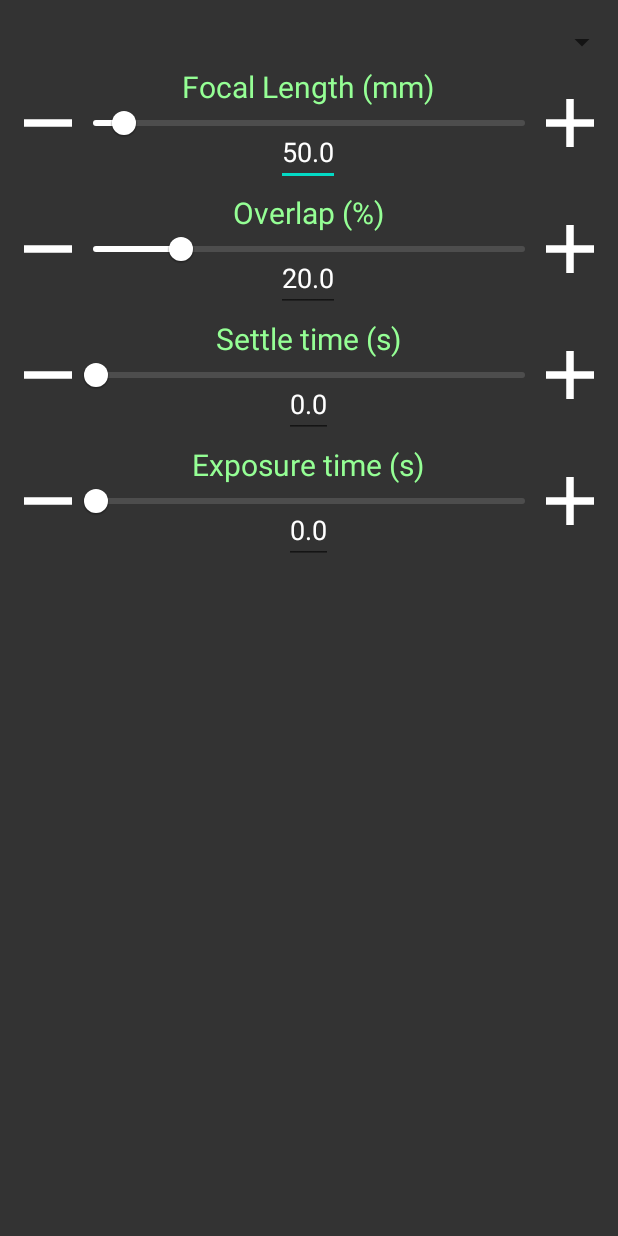
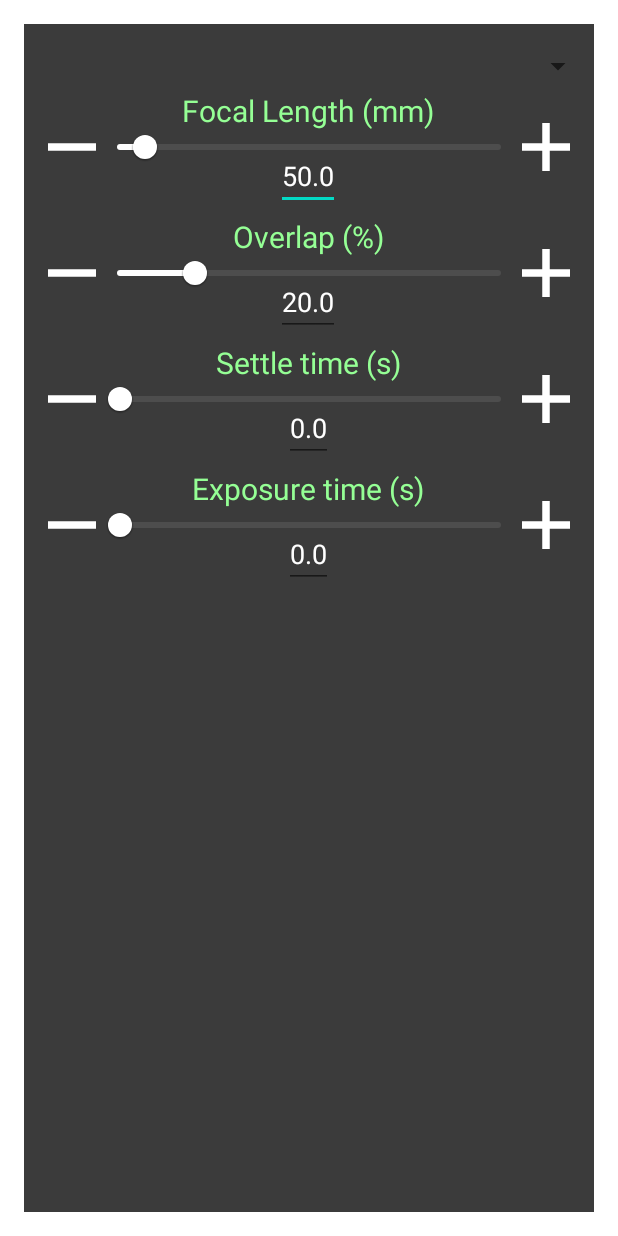
Before and after one commit to karl-johnson/panotroller, an Android app: the layout dialog_pano_settings.xml on its own in the app's theme, with its tools: preview values and no code run, on a phone screen of 412 x 824 dp. Run offline under Robolectric (Android 15) with nearby library versions, the phone set to English and light mode, and no system bars.

Commit message:
Pano settings UI decorations

```diff
--- a/android/app/src/main/res/layout/dialog_pano_settings.xml
+++ b/android/app/src/main/res/layout/dialog_pano_settings.xml
@@ -4,9 +4,10 @@
     xmlns:tools="http://schemas.android.com/tools"
     android:layout_width="match_parent"
     android:layout_height="match_parent"
-    android:background="@color/grey_bkd"
+    android:layout_margin="16dp"
+    android:background="#F4333333"
     android:orientation="vertical"
-    android:showDividers="none" >
+    android:showDividers="none">
 
 
     <LinearLayout
--- a/android/app/src/main/res/layout/slider_settings_module.xml
+++ b/android/app/src/main/res/layout/slider_settings_module.xml
@@ -4,8 +4,7 @@
     xmlns:tools="http://schemas.android.com/tools"
     android:id="@+id/root"
     android:layout_width="match_parent"
-    android:layout_height="84dp"
-    android:background="@color/grey_bkd">
+    android:layout_height="84dp">
 
     <ImageButton
         android:id="@+id/slider_mod_inc"
```
Also changed, not shown: android/app/src/main/java/com/example/panotroller/ActivityPanoSetup.java (+6 -3 lines), android/app/src/main/java/com/example/panotroller/SliderSettingsModule.java (+27 -11 lines), 1 other file.
